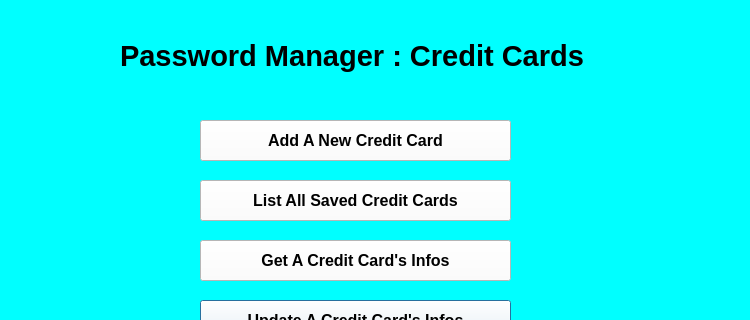
Qt form cc_user_menu.ui (Louay-Barraq/PasswordAndCreditCard-Manager) before a commit; both pictures show x 0 to 750 and y 0 to 320 of the 750 by 520 pixel window.
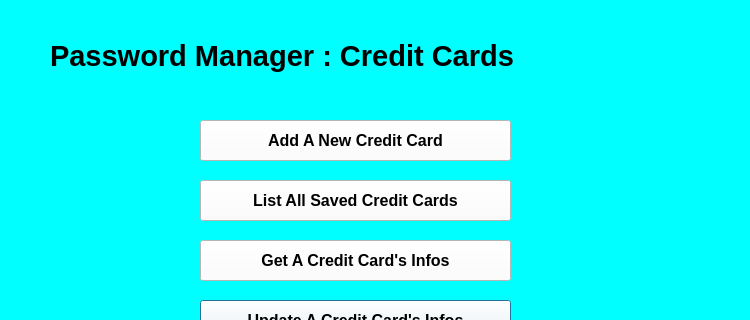
The same form after that commit.

```diff
--- a/cc_user_menu.ui
+++ b/cc_user_menu.ui
@@ -40,9 +40,9 @@
   <widget class="QLabel" name="Title">
    <property name="geometry">
     <rect>
-     <x>120</x>
+     <x>50</x>
      <y>20</y>
-     <width>481</width>
+     <width>621</width>
      <height>71</height>
     </rect>
    </property>
```
Left out of the diff: 2 changed lines with no effect on the pictures.
